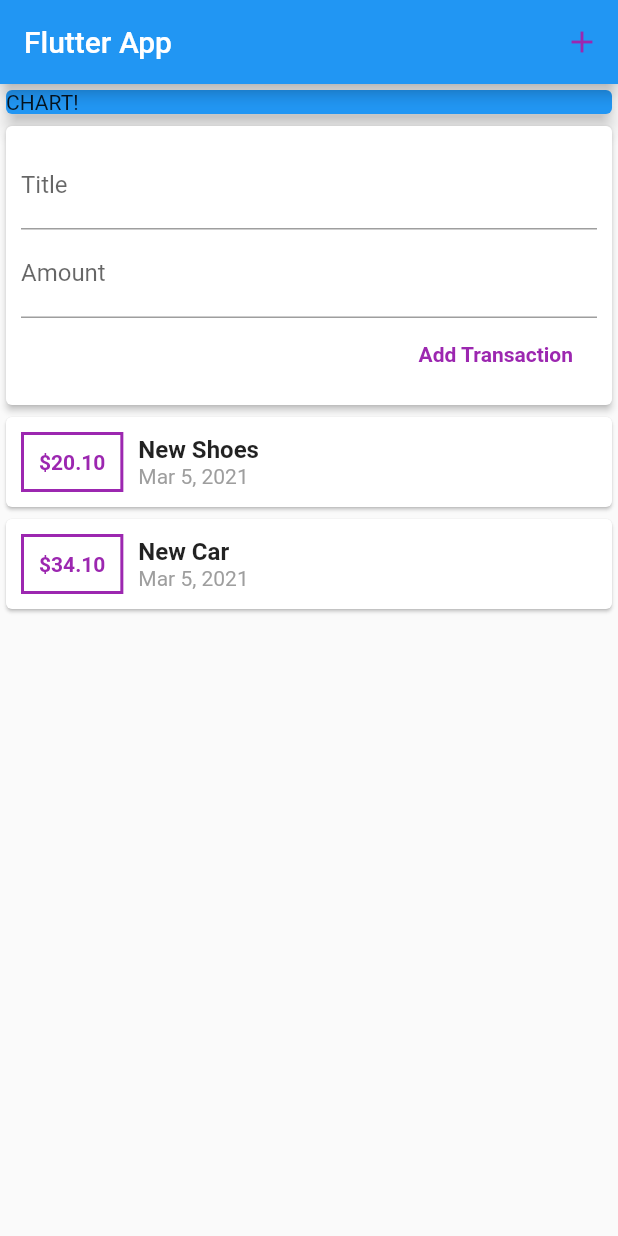
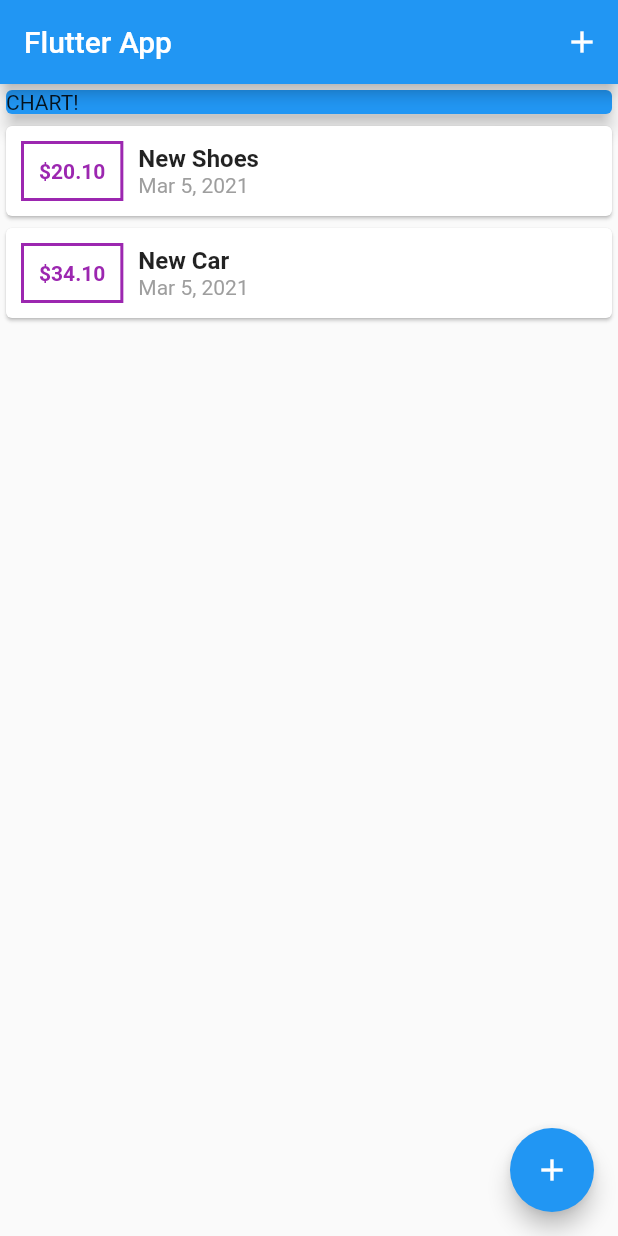
Before and after one commit to taqiabdulaziz/personal-expense-app, a Flutter app: the screen it shows after launch, on a phone screen of 412 x 824 dp. Run offline on Flutter 3.47's test engine with Material 2 defaults, Android fonts, the phone set to English and light mode, and no system bars.

```diff
--- a/lib/main.dart
+++ b/lib/main.dart
@@ -1,6 +1,7 @@
 import 'package:flutter/material.dart';
 import 'package:personal_expense_app/models/transaction.dart';
-import 'package:personal_expense_app/widgets/user_transactions.dart';
+import 'package:personal_expense_app/widgets/new_transaction.dart';
+import 'package:personal_expense_app/widgets/transaction_list.dart';
 
 void main() => runApp(MyApp());
 
@@ -14,16 +15,42 @@ class MyApp extends StatelessWidget {
   }
 }
 
-class MyHomePage extends StatelessWidget {
-  final List<Transaction> transactions = [
+class MyHomePage extends StatefulWidget {
+  @override
+  _MyHomePageState createState() => _MyHomePageState();
+}
+
+class _MyHomePageState extends State<MyHomePage> {
+  final List<Transaction> _transactions = [
     Transaction(
         id: 't1', title: 'New Shoes', amount: 20.1, dateTrx: DateTime.now()),
     Transaction(
         id: 't2', title: 'New Car', amount: 34.1, dateTrx: DateTime.now())
   ];
 
-  final titleController = TextEditingController();
-  final amountController = TextEditingController();
+  void _addNewTransaction(String title, double amount) {
+    final newTransaction = Transaction(
+        id: DateTime.now().toString(),
+        title: title,
+        amount: amount,
+        dateTrx: DateTime.now());
+
+    setState(() {
+      _transactions.add(newTransaction);
+    });
+  }
+
+  void _startAddNewTransaction(BuildContext ctx) {
+    showModalBottomSheet(
+        context: ctx,
+        builder: (_) {
+          return GestureDetector(
+            onTap: () {},
+            child: NewTransaction(_addNewTransaction),
+            behavior: HitTestBehavior.opaque,
+          );
+        });
+  }
 
   @override
   Widget build(BuildContext context) {
@@ -34,9 +61,9 @@ class MyHomePage extends StatelessWidget {
           IconButton(
               icon: Icon(
                 Icons.add,
-                color: Colors.purple,
+                color: Colors.white,
               ),
-              onPressed: null)
+              onPressed: () => _startAddNewTransaction(context))
         ],
       ),
       body: SingleChildScrollView(
@@ -50,9 +77,15 @@ class MyHomePage extends StatelessWidget {
                 elevation: 5,
               ),
             ),
-            UserTransactions()
+            TransactionList(_transactions)
           ],
         ),
+      ),
+      floatingActionButton: FloatingActionButton(
+        child: Icon(Icons.add),
+        onPressed: () {
+          _startAddNewTransaction(context);
+        },
       ),
     );
   }
--- a/lib/widgets/user_transactions.dart
+++ /dev/null
@@ -1,41 +0,0 @@
-import 'package:flutter/material.dart';
-import 'package:personal_expense_app/models/transaction.dart';
-import 'package:personal_expense_app/widgets/transaction_list.dart';
-
-import 'new_transaction.dart';
-
-class UserTransactions extends StatefulWidget {
-  @override
-  _UserTransactionsState createState() => _UserTransactionsState();
-}
-
-class _UserTransactionsState extends State<UserTransactions> {
-  final List<Transaction> transactions = [
-    Transaction(
-        id: 't1', title: 'New Shoes', amount: 20.1, dateTrx: DateTime.now()),
-    Transaction(
-        id: 't2', title: 'New Car', amount: 34.1, dateTrx: DateTime.now())
-  ];
-
-  void _addNewTransaction(String title, double amount) {
-    final newTransaction = Transaction(
-        id: DateTime.now().toString(),
-        title: title,
-        amount: amount,
-        dateTrx: DateTime.now());
-
-    setState(() {
-      transactions.add(newTransaction);
-    });
-  }
-
-  @override
-  Widget build(BuildContext context) {
-    return Column(
-      children: [
-        NewTransaction(_addNewTransaction),
-        TransactionList(transactions)
-      ],
-    );
-  }
-}
```
